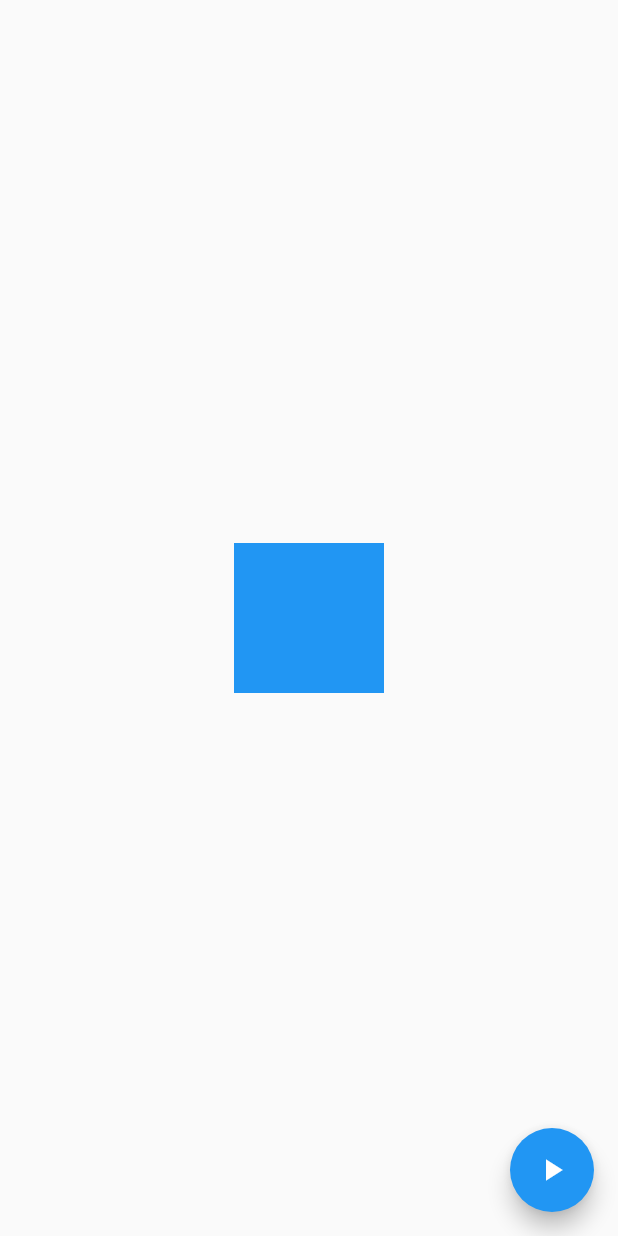
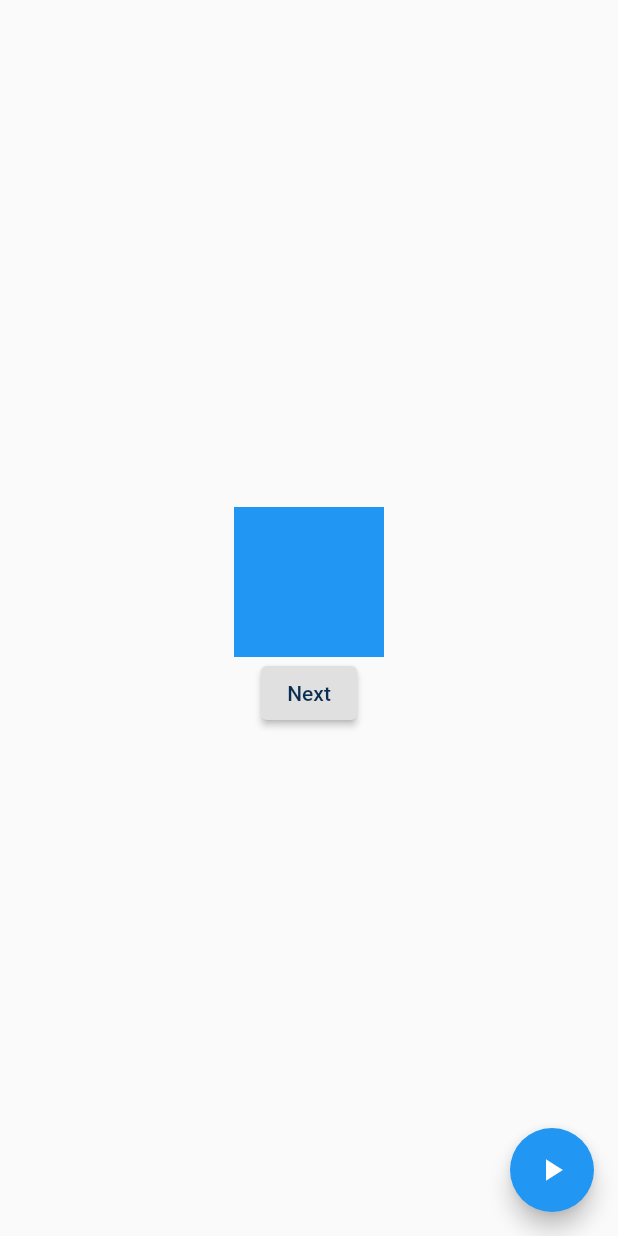
Before and after one commit to Atsuki335/Animation, a Flutter app: the screen it shows after launch, on a phone screen of 412 x 824 dp. Run offline on Flutter 3.47's test engine with Material 2 defaults, Android fonts, the phone set to English and light mode, and no system bars.

Commit message:
firstPageとsecondPageを追加した

```diff
--- /dev/null
+++ b/lib/firstPage.dart
@@ -0,0 +1,92 @@
+import 'package:flutter/material.dart';
+import 'main.dart';
+import 'secondPage.dart';
+
+void main() {
+  runApp(FirstPage());
+}
+
+class FirstPage extends StatelessWidget {
+  @override
+  Widget build(BuildContext context) {
+    return MaterialApp(
+        title: 'Flutter Demo',
+        theme: ThemeData(
+          primarySwatch: Colors.blue,
+        ),
+        debugShowCheckedModeBanner: false,
+        home: Animation1());
+  }
+}
+
+class Animation1 extends StatefulWidget {
+  @override
+  State<Animation1> createState() => _Animation1State();
+}
+
+class _Animation1State extends State<Animation1> {
+  double size = 100;
+  IconData icon = Icons.play_arrow;
+  bool isPressedOnce = false;
+
+  void PressedOnce() {
+    setState(() {
+      size = 200;
+    });
+    Future.delayed(
+      const Duration(milliseconds: 1400),
+      () {
+        setState(() {
+          icon = Icons.replay;
+        });
+      },
+    );
+  }
+
+  void initializePage() {
+    setState(() {
+      icon = Icons.play_arrow;
+      size = 100;
+      isPressedOnce = false;
+    });
+  }
+
+  @override
+  Widget build(BuildContext context) {
+    return Scaffold(
+        floatingActionButton: FloatingActionButton(
+            onPressed: () {
+              if (!isPressedOnce) {
+                PressedOnce();
+                isPressedOnce = true;
+              } else {
+                initializePage();
+              }
+            },
+            child: Icon(icon)),
+        body: Center(
+            child:
+                Column(mainAxisAlignment: MainAxisAlignment.center, children: [
+          AnimatedContainer(
+            duration: Duration(seconds: 1),
+            width: size,
+            height: size,
+            color: Colors.blue,
+          ),
+          ElevatedButton(
+            child: const Text(
+              'Next',
+              style: TextStyle(color: Color.fromARGB(255, 9, 46, 81)),
+            ),
+            style: ElevatedButton.styleFrom(
+              foregroundColor: Colors.blueAccent,
+              backgroundColor: Colors.grey[300],
+            ),
+            onPressed: () {
+              Navigator.push(context,
+                  MaterialPageRoute(builder: (context) => SecondPage()));
+            },
+          ),
+        ])));
+  }
+}
--- a/lib/main.dart
+++ b/lib/main.dart
@@ -1,4 +1,5 @@
 import 'package:flutter/material.dart';
+import 'firstPage.dart';
 
 void main() {
   runApp(MyApp());
@@ -8,43 +9,11 @@ class MyApp extends StatelessWidget {
   @override
   Widget build(BuildContext context) {
     return MaterialApp(
-      title: 'Flutter Demo',
-      theme: ThemeData(
-        primarySwatch: Colors.blue,
-      ),
-      debugShowCheckedModeBanner: false,
-      home: MyWidget(),
-    );
+        title: 'Flutter Demo',
+        theme: ThemeData(
+          primarySwatch: Colors.blue,
+        ),
+        debugShowCheckedModeBanner: false,
+        home: FirstPage());
   }
 }
-
-class MyWidget extends StatefulWidget {
-  @override
-  State<MyWidget> createState() => _MyWidgetState();
-}
-
-class _MyWidgetState extends State<MyWidget> {
-  double size = 100;
-
-  @override
-  Widget build(BuildContext context) {
-    return Scaffold(
-      floatingActionButton: FloatingActionButton(
-        onPressed: () {
-          setState(() {
-            size = 200;
-          });
-        },
-        child: Icon(Icons.play_arrow),
-      ),
-      body: Center(
-        child: AnimatedContainer(
-          duration: Duration(seconds: 1),
-          width: size,
-          height: size,
-          color: Colors.blue,
-        ),
-      ),
-    );
-  }
-}
```
Also changed, not shown: lib/secondPage.dart (added, +91 -0 lines), lib/thirdPage.dart (added, +29 -0 lines).
